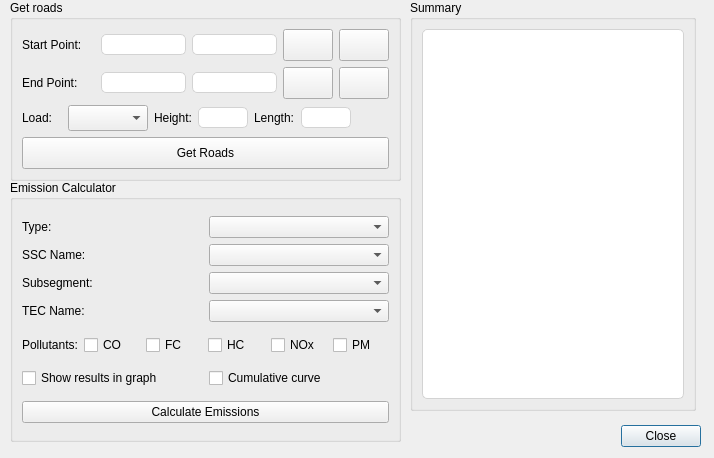
Before: the Qt Designer form road_emission_calculator_dialog_base.ui in NPRA/RoadEmissionCalculator, drawn with Qt 5.
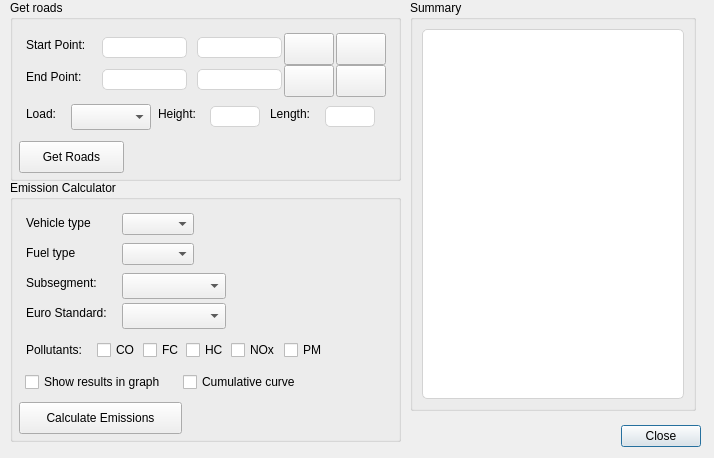
After: the same form once the commit is applied. Icons and pictures are not drawn.

The edit to the form file:
```diff
--- a/road_emission_calculator_dialog_base.ui
+++ b/road_emission_calculator_dialog_base.ui
@@ -47,9 +47,15 @@
    <property name="title">
     <string>Emission Calculator</string>
    </property>
-   <layout class="QGridLayout" name="gridLayout_4">
-    <item row="3" column="0">
      <widget class="QPushButton" name="btnGetEmissions">
+    <property name="geometry">
+     <rect>
+      <x>9</x>
+      <y>222</y>
+      <width>163</width>
+      <height>32</height>
+     </rect>
+    </property>
       <property name="text">
        <string>Calculate Emissions</string>
       </property>
@@ -57,21 +63,28 @@
        <bool>false</bool>
       </property>
      </widget>
-    </item>
-    <item row="0" column="0">
-     <layout class="QGridLayout" name="gridLayout">
-      <property name="sizeConstraint">
-       <enum>QLayout::SetFixedSize</enum>
-      </property>
-      <item row="0" column="0">
        <widget class="QLabel" name="label_7">
+    <property name="geometry">
+     <rect>
+      <x>16</x>
+      <y>35</y>
+      <width>75</width>
+      <height>16</height>
+     </rect>
+    </property>
         <property name="text">
-         <string>Type:</string>
-        </property>
-       </widget>
-      </item>
-      <item row="0" column="1">
-       <widget class="QComboBox" name="cmbBoxType">
+     <string>Vehicle type</string>
+    </property>
+   </widget>
+   <widget class="QComboBox" name="cmbBoxVehicleType">
+    <property name="geometry">
+     <rect>
+      <x>112</x>
+      <y>33</y>
+      <width>104</width>
+      <height>26</height>
+     </rect>
+    </property>
         <property name="editable">
          <bool>false</bool>
         </property>
@@ -79,114 +92,182 @@
          <enum>QComboBox::AdjustToContents</enum>
         </property>
        </widget>
-      </item>
-      <item row="1" column="0">
        <widget class="QLabel" name="label_8">
+    <property name="geometry">
+     <rect>
+      <x>16</x>
+      <y>65</y>
+      <width>56</width>
+      <height>16</height>
+     </rect>
+    </property>
         <property name="text">
-         <string>SSC Name:</string>
-        </property>
-       </widget>
-      </item>
-      <item row="1" column="1">
-       <widget class="QComboBox" name="cmbBoxSscName">
+     <string>Fuel type</string>
+    </property>
+   </widget>
+   <widget class="QComboBox" name="cmbBoxFuelType">
+    <property name="geometry">
+     <rect>
+      <x>112</x>
+      <y>63</y>
+      <width>104</width>
+      <height>26</height>
+     </rect>
+    </property>
         <property name="sizeAdjustPolicy">
          <enum>QComboBox::AdjustToContents</enum>
         </property>
        </widget>
-      </item>
-      <item row="2" column="0">
        <widget class="QLabel" name="label_9">
+    <property name="geometry">
+     <rect>
+      <x>16</x>
+      <y>95</y>
+      <width>81</width>
+      <height>16</height>
+     </rect>
+    </property>
         <property name="text">
          <string>Subsegment:</string>
         </property>
        </widget>
-      </item>
-      <item row="2" column="1">
-       <widget class="QComboBox" name="cmbBoxSubsegment"/>
-      </item>
-      <item row="3" column="0">
+   <widget class="QComboBox" name="cmbBoxSubsegment">
+    <property name="geometry">
+     <rect>
+      <x>112</x>
+      <y>93</y>
+      <width>104</width>
+      <height>26</height>
+     </rect>
+    </property>
+   </widget>
        <widget class="QLabel" name="label_10">
+    <property name="geometry">
+     <rect>
+      <x>16</x>
+      <y>125</y>
+      <width>91</width>
+      <height>16</height>
+     </rect>
+    </property>
         <property name="text">
-         <string>TEC Name:</string>
-        </property>
-       </widget>
-      </item>
-      <item row="3" column="1">
-       <widget class="QComboBox" name="cmbBoxTecName"/>
-      </item>
-     </layout>
-    </item>
-    <item row="1" column="0">
-     <layout class="QGridLayout" name="gridLayout_2">
-      <property name="sizeConstraint">
-       <enum>QLayout::SetFixedSize</enum>
-      </property>
-      <item row="0" column="0">
+     <string>Euro Standard:</string>
+    </property>
+   </widget>
+   <widget class="QComboBox" name="cmbBoxEuroStd">
+    <property name="geometry">
+     <rect>
+      <x>112</x>
+      <y>123</y>
+      <width>104</width>
+      <height>26</height>
+     </rect>
+    </property>
+   </widget>
        <widget class="QLabel" name="label_3">
+    <property name="geometry">
+     <rect>
+      <x>16</x>
+      <y>162</y>
+      <width>65</width>
+      <height>16</height>
+     </rect>
+    </property>
         <property name="text">
          <string>Pollutants:</string>
         </property>
        </widget>
-      </item>
-      <item row="0" column="1">
        <widget class="QCheckBox" name="checkBoxCo">
+    <property name="geometry">
+     <rect>
+      <x>87</x>
+      <y>160</y>
+      <width>45</width>
+      <height>20</height>
+     </rect>
+    </property>
         <property name="text">
          <string>CO</string>
         </property>
        </widget>
-      </item>
-      <item row="0" column="2">
        <widget class="QCheckBox" name="checkBoxFc">
+    <property name="geometry">
+     <rect>
+      <x>133</x>
+      <y>160</y>
+      <width>42</width>
+      <height>20</height>
+     </rect>
+    </property>
         <property name="text">
          <string>FC</string>
         </property>
        </widget>
-      </item>
-      <item row="0" column="3">
        <widget class="QCheckBox" name="checkBoxHc">
+    <property name="geometry">
+     <rect>
+      <x>176</x>
+      <y>160</y>
+      <width>44</width>
+      <height>20</height>
+     </rect>
+    </property>
         <property name="text">
          <string>HC</string>
         </property>
        </widget>
-      </item>
-      <item row="0" column="4">
        <widget class="QCheckBox" name="checkBoxNox">
+    <property name="geometry">
+     <rect>
+      <x>221</x>
+      <y>160</y>
+      <width>52</width>
+      <height>20</height>
+     </rect>
+    </property>
         <property name="text">
          <string>NOx</string>
         </property>
        </widget>
-      </item>
-      <item row="0" column="5">
        <widget class="QCheckBox" name="checkBoxPm">
+    <property name="geometry">
+     <rect>
+      <x>274</x>
+      <y>160</y>
+      <width>45</width>
+      <height>20</height>
+     </rect>
+    </property>
         <property name="text">
          <string>PM</string>
         </property>
        </widget>
-      </item>
-     </layout>
-    </item>
-    <item row="2" column="0">
-     <layout class="QGridLayout" name="gridLayout_3">
-      <property name="sizeConstraint">
-       <enum>QLayout::SetFixedSize</enum>
-      </property>
-      <item row="0" column="0">
        <widget class="QCheckBox" name="checkBoxShowInGraph">
+    <property name="geometry">
+     <rect>
+      <x>15</x>
+      <y>192</y>
+      <width>157</width>
+      <height>20</height>
+     </rect>
+    </property>
         <property name="text">
          <string>Show results in graph</string>
         </property>
        </widget>
-      </item>
-      <item row="0" column="1">
        <widget class="QCheckBox" name="checkBoxCumulative">
+    <property name="geometry">
+     <rect>
+      <x>173</x>
+      <y>192</y>
+      <width>131</width>
+      <height>20</height>
+     </rect>
+    </property>
         <property name="text">
          <string>Cumulative curve</string>
         </property>
        </widget>
-      </item>
-     </layout>
-    </item>
-   </layout>
   </widget>
   <widget class="QGroupBox" name="groupBox">
    <property name="geometry">
@@ -200,116 +281,15 @@
    <property name="title">
     <string>Get roads</string>
    </property>
-   <layout class="QGridLayout" name="gridLayout_7">
-    <item row="1" column="0">
-     <layout class="QGridLayout" name="gridLayout_6">
-      <property name="sizeConstraint">
-       <enum>QLayout::SetFixedSize</enum>
-      </property>
-      <item row="0" column="0">
-       <widget class="QLabel" name="label_11">
-        <property name="minimumSize">
-         <size>
-          <width>40</width>
-          <height>0</height>
-         </size>
-        </property>
-        <property name="maximumSize">
-         <size>
-          <width>40</width>
-          <height>16777215</height>
-         </size>
-        </property>
-        <property name="text">
-         <string>Load:</string>
-        </property>
-       </widget>
-      </item>
-      <item row="0" column="1">
-       <widget class="QComboBox" name="cmbBoxLoad">
-        <property name="minimumSize">
-         <size>
-          <width>80</width>
-          <height>26</height>
-         </size>
-        </property>
-        <property name="maximumSize">
-         <size>
-          <width>80</width>
-          <height>26</height>
-         </size>
-        </property>
-       </widget>
-      </item>
-      <item row="0" column="2">
-       <widget class="QLabel" name="label">
-        <property name="text">
-         <string>Height:</string>
-        </property>
-       </widget>
-      </item>
-      <item row="0" column="3">
-       <widget class="QLineEdit" name="lineEditHeight">
-        <property name="minimumSize">
-         <size>
-          <width>50</width>
-          <height>21</height>
-         </size>
-        </property>
-        <property name="maximumSize">
-         <size>
-          <width>50</width>
-          <height>21</height>
-         </size>
-        </property>
-        <property name="styleSheet">
-         <string notr="true">QLineEdit{border: 1px solid lightgrey; border-radius:5px; }</string>
-        </property>
-       </widget>
-      </item>
-      <item row="0" column="4">
-       <widget class="QLabel" name="label_5">
-        <property name="text">
-         <string>Length:</string>
-        </property>
-       </widget>
-      </item>
-      <item row="0" column="6">
-       <spacer name="horizontalSpacer">
-        <property name="orientation">
-         <enum>Qt::Horizontal</enum>
-        </property>
-        <property name="sizeHint" stdset="0">
-         <size>
-          <width>40</width>
-          <height>20</height>
-         </size>
-        </property>
-       </spacer>
-      </item>
-      <item row="0" column="5">
-       <widget class="QLineEdit" name="lineEditLength">
-        <property name="minimumSize">
-         <size>
-          <width>50</width>
-          <height>21</height>
-         </size>
-        </property>
-        <property name="maximumSize">
-         <size>
-          <width>50</width>
-          <height>21</height>
-         </size>
-        </property>
-        <property name="styleSheet">
-         <string notr="true">QLineEdit{border: 1px solid lightgrey; border-radius:5px; }</string>
-        </property>
-       </widget>
-      </item>
-     </layout>
-    </item>
-    <item row="2" column="0">
      <widget class="QPushButton" name="btnGetRoads">
+    <property name="geometry">
+     <rect>
+      <x>9</x>
+      <y>141</y>
+      <width>105</width>
+      <height>32</height>
+     </rect>
+    </property>
       <property name="minimumSize">
        <size>
         <width>0</width>
@@ -329,21 +309,28 @@
        <bool>false</bool>
       </property>
      </widget>
-    </item>
-    <item row="0" column="0">
-     <layout class="QGridLayout" name="gridLayout_5">
-      <property name="sizeConstraint">
-       <enum>QLayout::SetFixedSize</enum>
-      </property>
-      <item row="0" column="0">
        <widget class="QLabel" name="label_2">
+    <property name="geometry">
+     <rect>
+      <x>16</x>
+      <y>37</y>
+      <width>68</width>
+      <height>16</height>
+     </rect>
+    </property>
         <property name="text">
          <string>Start Point:</string>
         </property>
        </widget>
-      </item>
-      <item row="0" column="1">
        <widget class="QLineEdit" name="lineEditStartX">
+    <property name="geometry">
+     <rect>
+      <x>92</x>
+      <y>37</y>
+      <width>85</width>
+      <height>21</height>
+     </rect>
+    </property>
         <property name="minimumSize">
          <size>
           <width>85</width>
@@ -360,9 +347,15 @@
          <string notr="true">QLineEdit{border: 1px solid lightgrey; border-radius:5px; }</string>
         </property>
        </widget>
-      </item>
-      <item row="0" column="2">
        <widget class="QLineEdit" name="lineEditStartY">
+    <property name="geometry">
+     <rect>
+      <x>187</x>
+      <y>37</y>
+      <width>85</width>
+      <height>21</height>
+     </rect>
+    </property>
         <property name="minimumSize">
          <size>
           <width>85</width>
@@ -379,9 +372,15 @@
          <string notr="true">QLineEdit{border: 1px solid lightgrey; border-radius:5px; }</string>
         </property>
        </widget>
-      </item>
-      <item row="0" column="3">
        <widget class="QPushButton" name="btnAddStartPoint">
+    <property name="geometry">
+     <rect>
+      <x>274</x>
+      <y>33</y>
+      <width>50</width>
+      <height>32</height>
+     </rect>
+    </property>
         <property name="minimumSize">
          <size>
           <width>50</width>
@@ -405,9 +404,15 @@
          <bool>false</bool>
         </property>
        </widget>
-      </item>
-      <item row="0" column="4">
        <widget class="QPushButton" name="btnRemoveStartPoint">
+    <property name="geometry">
+     <rect>
+      <x>326</x>
+      <y>33</y>
+      <width>50</width>
+      <height>32</height>
+     </rect>
+    </property>
         <property name="minimumSize">
          <size>
           <width>50</width>
@@ -431,16 +436,28 @@
          <bool>false</bool>
         </property>
        </widget>
-      </item>
-      <item row="1" column="0">
        <widget class="QLabel" name="label_4">
+    <property name="geometry">
+     <rect>
+      <x>16</x>
+      <y>69</y>
+      <width>62</width>
+      <height>16</height>
+     </rect>
+    </property>
         <property name="text">
          <string>End Point:</string>
         </property>
        </widget>
-      </item>
-      <item row="1" column="1">
        <widget class="QLineEdit" name="lineEditEndX">
+    <property name="geometry">
+     <rect>
+      <x>92</x>
+      <y>69</y>
+      <width>85</width>
+      <height>21</height>
+     </rect>
+    </property>
         <property name="minimumSize">
          <size>
           <width>85</width>
@@ -457,9 +474,15 @@
          <string notr="true">QLineEdit{border: 1px solid lightgrey; border-radius:5px; }</string>
         </property>
        </widget>
-      </item>
-      <item row="1" column="2">
        <widget class="QLineEdit" name="lineEditEndY">
+    <property name="geometry">
+     <rect>
+      <x>187</x>
+      <y>69</y>
+      <width>85</width>
+      <height>21</height>
+     </rect>
+    </property>
         <property name="minimumSize">
          <size>
           <width>85</width>
@@ -476,9 +499,15 @@
          <string notr="true">QLineEdit{border: 1px solid lightgrey; border-radius:5px; }</string>
         </property>
        </widget>
-      </item>
-      <item row="1" column="3">
        <widget class="QPushButton" name="btnAddEndPoint">
+    <property name="geometry">
+     <rect>
+      <x>274</x>
+      <y>65</y>
+      <width>50</width>
+      <height>32</height>
+     </rect>
+    </property>
         <property name="minimumSize">
          <size>
           <width>50</width>
@@ -502,9 +531,15 @@
          <bool>false</bool>
         </property>
        </widget>
-      </item>
-      <item row="1" column="4">
        <widget class="QPushButton" name="btnRemoveEndPoint">
+    <property name="geometry">
+     <rect>
+      <x>326</x>
+      <y>65</y>
+      <width>50</width>
+      <height>32</height>
+     </rect>
+    </property>
         <property name="minimumSize">
          <size>
           <width>50</width>
@@ -528,10 +563,129 @@
          <bool>false</bool>
         </property>
        </widget>
-      </item>
-     </layout>
-    </item>
-   </layout>
+   <widget class="QLabel" name="label_11">
+    <property name="geometry">
+     <rect>
+      <x>16</x>
+      <y>106</y>
+      <width>40</width>
+      <height>16</height>
+     </rect>
+    </property>
+    <property name="minimumSize">
+     <size>
+      <width>40</width>
+      <height>0</height>
+     </size>
+    </property>
+    <property name="maximumSize">
+     <size>
+      <width>40</width>
+      <height>16777215</height>
+     </size>
+    </property>
+    <property name="text">
+     <string>Load:</string>
+    </property>
+   </widget>
+   <widget class="QComboBox" name="cmbBoxLoad">
+    <property name="geometry">
+     <rect>
+      <x>61</x>
+      <y>104</y>
+      <width>80</width>
+      <height>26</height>
+     </rect>
+    </property>
+    <property name="minimumSize">
+     <size>
+      <width>80</width>
+      <height>26</height>
+     </size>
+    </property>
+    <property name="maximumSize">
+     <size>
+      <width>80</width>
+      <height>26</height>
+     </size>
+    </property>
+   </widget>
+   <widget class="QLabel" name="label">
+    <property name="geometry">
+     <rect>
+      <x>148</x>
+      <y>106</y>
+      <width>44</width>
+      <height>16</height>
+     </rect>
+    </property>
+    <property name="text">
+     <string>Height:</string>
+    </property>
+   </widget>
+   <widget class="QLineEdit" name="lineEditHeight">
+    <property name="geometry">
+     <rect>
+      <x>200</x>
+      <y>106</y>
+      <width>50</width>
+      <height>21</height>
+     </rect>
+    </property>
+    <property name="minimumSize">
+     <size>
+      <width>50</width>
+      <height>21</height>
+     </size>
+    </property>
+    <property name="maximumSize">
+     <size>
+      <width>50</width>
+      <height>21</height>
+     </size>
+    </property>
+    <property name="styleSheet">
+     <string notr="true">QLineEdit{border: 1px solid lightgrey; border-radius:5px; }</string>
+    </property>
+   </widget>
+   <widget class="QLabel" name="label_5">
+    <property name="geometry">
+     <rect>
+      <x>260</x>
+      <y>106</y>
+      <width>47</width>
+      <height>16</height>
+     </rect>
+    </property>
+    <property name="text">
+     <string>Length:</string>
+    </property>
+   </widget>
+   <widget class="QLineEdit" name="lineEditLength">
+    <property name="geometry">
+     <rect>
+      <x>315</x>
+      <y>106</y>
+      <width>50</width>
+      <height>21</height>
+     </rect>
+    </property>
+    <property name="minimumSize">
+     <size>
+      <width>50</width>
+      <height>21</height>
+     </size>
+    </property>
+    <property name="maximumSize">
+     <size>
+      <width>50</width>
+      <height>21</height>
+     </size>
+    </property>
+    <property name="styleSheet">
+     <string notr="true">QLineEdit{border: 1px solid lightgrey; border-radius:5px; }</string>
+    </property>
+   </widget>
   </widget>
   <widget class="QGroupBox" name="groupBox_2">
    <property name="geometry">
```
Left out of the diff: 5 changed lines with no effect on the pictures. Lines whose indentation alone changed are shown as unchanged.
